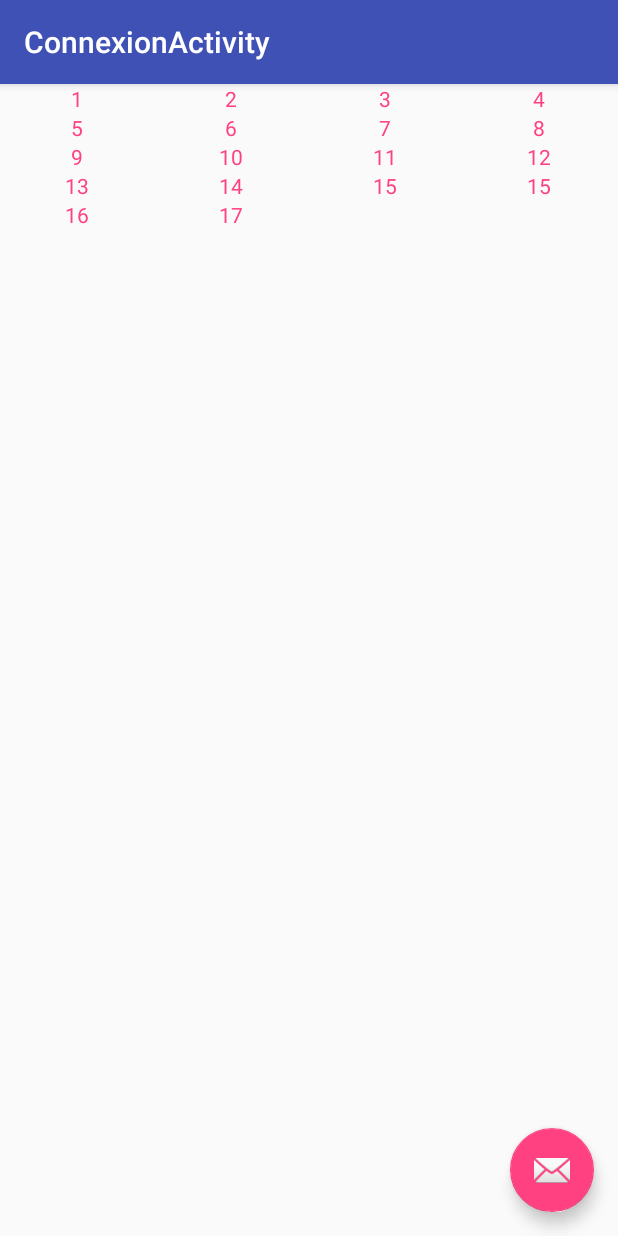
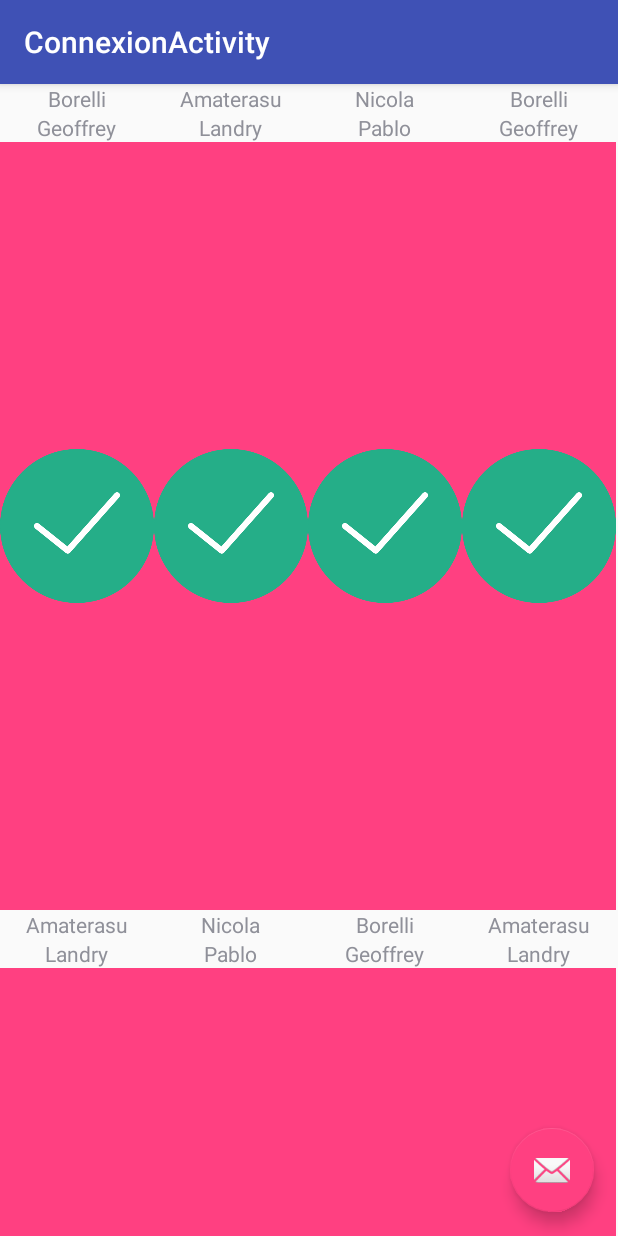
Before and after one commit to Piib/Syntheses, an Android app: the screen it shows after launch (ConnexionActivity), on a phone screen of 412 x 824 dp. Run offline under Robolectric (Android 15) with nearby library versions, the phone set to English and light mode, and no system bars.

Commit message:
26/12/2017 - debut phase

```diff
--- a/SynthesesApp/app/src/main/java/com/android/group/synthesesapp/Activity/ConnexionActivity.java
+++ b/SynthesesApp/app/src/main/java/com/android/group/synthesesapp/Activity/ConnexionActivity.java
@@ -1,12 +1,15 @@
 package com.android.group.synthesesapp.Activity;
 
+import android.content.DialogInterface;
 import android.database.DataSetObserver;
+import android.graphics.Color;
 import android.os.Bundle;
 import android.support.design.widget.FloatingActionButton;
 import android.support.design.widget.Snackbar;
 import android.support.v7.app.AlertDialog;
 import android.support.v7.app.AppCompatActivity;
 import android.support.v7.widget.Toolbar;
+import android.util.Log;
 import android.view.View;
 import android.view.ViewGroup;
 import android.widget.AdapterView;
@@ -14,6 +17,7 @@ import android.widget.ArrayAdapter;
 import android.widget.GridView;
 import android.widget.ListAdapter;
 import android.widget.TextView;
+import android.widget.Toast;
 
 import com.android.group.synthesesapp.Adapater.PasswordAdapter;
 import com.android.group.synthesesapp.Adapater.UserAdapter;
@@ -36,24 +40,30 @@ public class ConnexionActivity extends AppCompatActivity {
         setSupportActionBar(toolbar);
 
         ArrayList<User> users= new ArrayList<>();
-        users.add(new User("1"));
-        users.add(new User("2"));
-        users.add(new User("3"));
-        users.add(new User("4"));
-        users.add(new User("5"));
-        users.add(new User("6"));
-        users.add(new User("7"));
-        users.add(new User("8"));
-        users.add(new User("9"));
-        users.add(new User("10"));
-        users.add(new User("11"));
-        users.add(new User("12"));
-        users.add(new User("13"));
-        users.add(new User("14"));
-        users.add(new User("15"));
-        users.add(new User("15"));
-        users.add(new User("16"));
-        users.add(new User("17"));
+        users.add(new User("Borelli", "Geoffrey", 0, "0", "eleve"));
+        users.add(new User("Amaterasu", "Landry", 1, "1", "eleve"));
+        users.add(new User("Nicola", "Pablo", 2, "2", "eleve"));
+        users.add(new User("Borelli", "Geoffrey", 0, "0", "eleve"));
+        users.add(new User("Amaterasu", "Landry", 1, "1", "eleve"));
+        users.add(new User("Nicola", "Pablo", 2, "2", "eleve"));
+        users.add(new User("Borelli", "Geoffrey", 0, "0", "eleve"));
+        users.add(new User("Amaterasu", "Landry", 1, "1", "eleve"));
+        users.add(new User("Nicola", "Pablo", 2, "2", "eleve"));
+        users.add(new User("Borelli", "Geoffrey", 0, "0", "eleve"));
+        users.add(new User("Amaterasu", "Landry", 1, "1", "eleve"));
+        users.add(new User("Nicola", "Pablo", 2, "2", "eleve"));
+        users.add(new User("Borelli", "Geoffrey", 0, "0", "eleve"));
+        users.add(new User("Amaterasu", "Landry", 1, "1", "eleve"));
+        users.add(new User("Nicola", "Pablo", 2, "2", "eleve"));
+        users.add(new User("Borelli", "Geoffrey", 0, "0", "eleve"));
+        users.add(new User("Amaterasu", "Landry", 1, "1", "eleve"));
+        users.add(new User("Nicola", "Pablo", 2, "2", "eleve"));
+        users.add(new User("Borelli", "Geoffrey", 0, "0", "eleve"));
+        users.add(new User("Amaterasu", "Landry", 1, "1", "eleve"));
+        users.add(new User("Nicola", "Pablo", 2, "2", "eleve"));
+
+
+
 
         userAdapter = new UserAdapter(getApplicationContext(), users);
 
@@ -63,7 +73,7 @@ public class ConnexionActivity extends AppCompatActivity {
 
         gridUser.setOnItemClickListener(new AdapterView.OnItemClickListener() {
             @Override
-            public void onItemClick(AdapterView<?> parent, View view, int position, long id) {
+            public void onItemClick(AdapterView<?> parent, View view, final int position, long id) {
                 AlertDialog.Builder builder = new AlertDialog.Builder(ConnexionActivity.this);
                 builder.setTitle("Symbole");
                 GridView gridSymbole = new GridView(ConnexionActivity.this);
@@ -80,7 +90,38 @@ public class ConnexionActivity extends AppCompatActivity {
                 PasswordAdapter passwordAdapter = new PasswordAdapter(getApplicationContext(), listPass);
                 gridSymbole.setNumColumns(3);
                 gridSymbole.setAdapter(passwordAdapter);
+                final int[] indexSymbole = {-1};
+                final View[] precedentView = {null};
+                gridSymbole.setOnItemClickListener(new AdapterView.OnItemClickListener() {
+                    @Override
+                    public void onItemClick(AdapterView<?> parent, View view, int position, long id) {
+                        if(precedentView[0] !=null){
+                            precedentView[0].setBackgroundColor(Color.WHITE);
+                        }
+                        precedentView[0] =view;
+                        indexSymbole[0] =position;
+                        view.setBackgroundColor(Color.rgb(3, 183, 0));
+                    }
+                });
                 builder.setView(gridSymbole);
+                builder.setPositiveButton("OK", new DialogInterface.OnClickListener() {
+                    @Override
+                    public void onClick(DialogInterface dialog, int which) {
+                        Log.d("choixSymbole", String.valueOf(indexSymbole[0]));
+                        if(indexSymbole[0]==position){
+                            Toast.makeText(ConnexionActivity.this, "Connexion réussie", Toast.LENGTH_LONG).show();
+                        }
+                        else {
+                            Toast.makeText(ConnexionActivity.this, "Connexion echouée", Toast.LENGTH_LONG).show();
+                        }
+                    }
+                });
+                builder.setNegativeButton("Annuler", new DialogInterface.OnClickListener() {
+                    @Override
+                    public void onClick(DialogInterface dialog, int which) {
+                        Toast.makeText(ConnexionActivity.this, "Connexion annulée", Toast.LENGTH_LONG).show();
+                    }
+                });
                 builder.show();
             }
         });
--- a/SynthesesApp/app/src/main/java/com/android/group/synthesesapp/Adapater/UserAdapter.java
+++ b/SynthesesApp/app/src/main/java/com/android/group/synthesesapp/Adapater/UserAdapter.java
@@ -1,8 +1,6 @@
 package com.android.group.synthesesapp.Adapater;
 
 import android.content.Context;
-import android.support.annotation.LayoutRes;
-import android.support.annotation.NonNull;
 import android.view.LayoutInflater;
 import android.view.View;
 import android.view.ViewGroup;
@@ -14,7 +12,6 @@ import com.android.group.synthesesapp.Modele.User;
 import com.android.group.synthesesapp.R;
 
 import java.util.ArrayList;
-import java.util.List;
 
 /**
  * Created by geoffrey on 16/11/17.
@@ -39,6 +36,11 @@ public class UserAdapter extends ArrayAdapter<User> {
 
         final TextView uNom = convertView.findViewById(R.id.nomUser);
         uNom.setText(u.getsNom());
+        final TextView uPrenom = convertView.findViewById(R.id.prenomUser);
+        uPrenom.setText(u.getsPrenom());
+        final ImageView uPhoto = convertView.findViewById(R.id.photoUser);
+        uPhoto.setImageResource(R.drawable.icone_succes);
+
 
         return convertView;
     }
--- a/SynthesesApp/app/src/main/java/com/android/group/synthesesapp/Modele/User.java
+++ b/SynthesesApp/app/src/main/java/com/android/group/synthesesapp/Modele/User.java
@@ -1,4 +1,6 @@
 package com.android.group.synthesesapp.Modele;
+
+import android.graphics.Bitmap;
 
 /**
  * Created by geoffrey on 16/11/17.
@@ -7,9 +9,18 @@ package com.android.group.synthesesapp.Modele;
 public class User {
 
     protected String sNom;
+    protected String sPrenom;
+    protected int iIdu;
+    protected String sPwd;
+    protected String sTatut;
+    protected Bitmap bmPhoto;
 
-    public User(String sNom) {
-        this.sNom=sNom;
+    public User(String sNom, String sPrenom, int iIdu, String sPwd, String sTatut) {
+        this.sNom = sNom;
+        this.sPrenom = sPrenom;
+        this.iIdu = iIdu;
+        this.sPwd = sPwd;
+        this.sTatut = sTatut;
     }
 
     public String getsNom() {
@@ -19,4 +30,44 @@ public class User {
     public void setsNom(String sNom) {
         this.sNom = sNom;
     }
+
+    public String getsPrenom() {
+        return sPrenom;
+    }
+
+    public void setsPrenom(String sPrenom) {
+        this.sPrenom = sPrenom;
+    }
+
+    public int getiIdu() {
+        return iIdu;
+    }
+
+    public void setiIdu(int iIdu) {
+        this.iIdu = iIdu;
+    }
+
+    public String getsPwd() {
+        return sPwd;
+    }
+
+    public void setsPwd(String sPwd) {
+        this.sPwd = sPwd;
+    }
+
+    public String getsTatut() {
+        return sTatut;
+    }
+
+    public void setsTatut(String sTatut) {
+        this.sTatut = sTatut;
+    }
+
+    public Bitmap getBmPhoto() {
+        return bmPhoto;
+    }
+
+    public void setBmPhoto(Bitmap bmPhoto) {
+        this.bmPhoto = bmPhoto;
+    }
 }
--- a/SynthesesApp/app/src/main/res/layout/user.xml
+++ b/SynthesesApp/app/src/main/res/layout/user.xml
@@ -1,14 +1,26 @@
 <?xml version="1.0" encoding="utf-8"?>
 <RelativeLayout xmlns:android="http://schemas.android.com/apk/res/android"
-    android:layout_width="fill_parent"
-    android:layout_height="fill_parent">
+    xmlns:app="http://schemas.android.com/apk/res-auto"
+    android:layout_width="match_parent"
+    android:layout_height="match_parent">
 
     <TextView
         android:id="@+id/nomUser"
         android:layout_width="wrap_content"
         android:layout_height="wrap_content"
-        android:layout_centerHorizontal="true"
-        android:layout_centerVertical="true"
-        android:text=""
-        android:textColor="@color/colorAccent"/>
+        android:layout_centerHorizontal="true"/>
+
+    <TextView
+        android:id="@+id/prenomUser"
+        android:layout_width="wrap_content"
+        android:layout_height="wrap_content"
+        android:layout_below="@+id/nomUser"
+        android:layout_centerHorizontal="true"/>
+
+    <ImageView
+        android:id="@+id/photoUser"
+        android:layout_width="wrap_content"
+        android:layout_height="wrap_content"
+        android:layout_below="@+id/prenomUser"
+        android:background="@color/colorAccent"/>
 </RelativeLayout>
```
